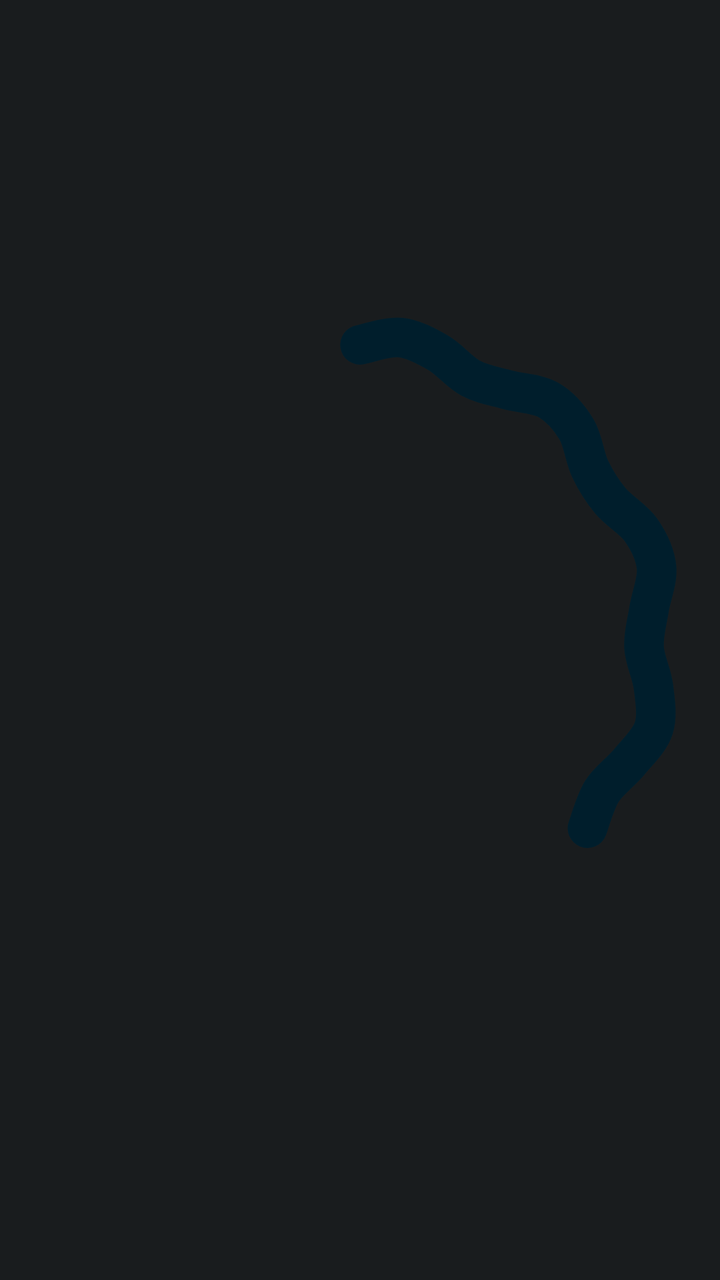
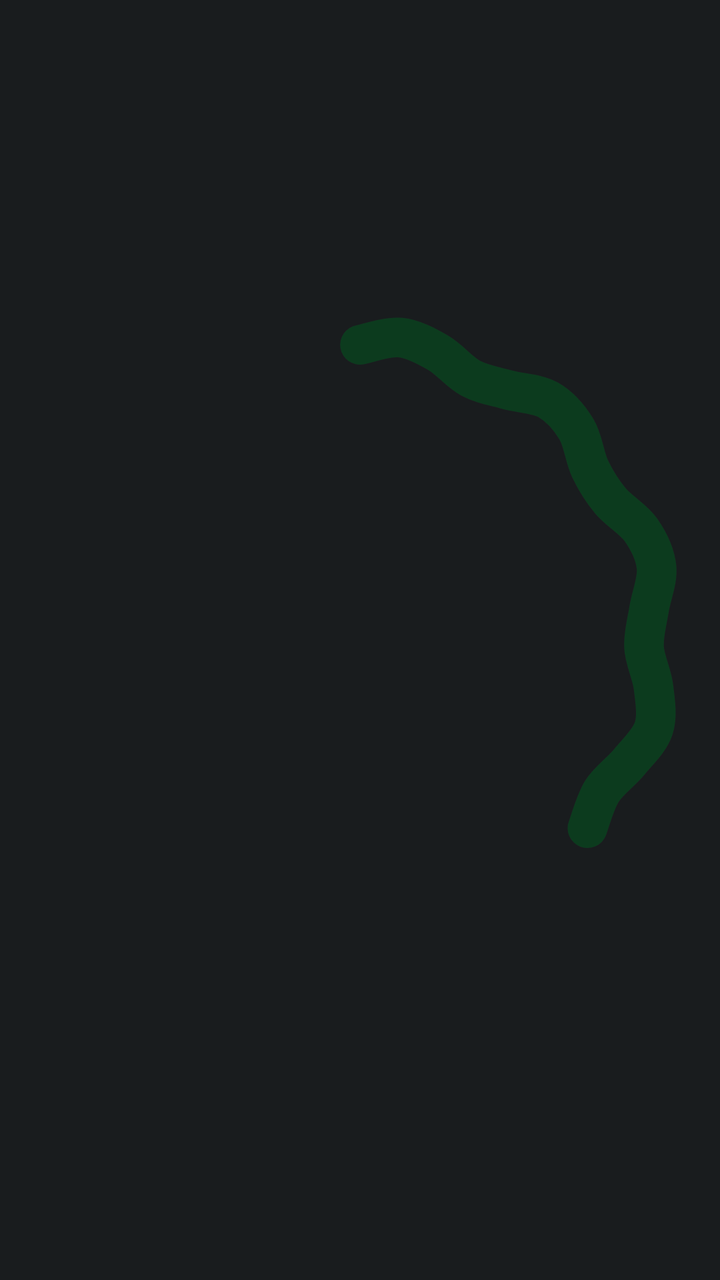

Before-and-after screenshots of an Android layout around one commit, followed by the original layout XML and the change that was made.
<!-- AndroidManifest.xml: application theme AppTheme -->
<!-- res/layout/wave_36.xml -->
<?xml version="1.0" encoding="utf-8"?>
<ProgressBar xmlns:android="http://schemas.android.com/apk/res/android"
    android:id="@+id/wave"
    android:layout_width="120dp"
    android:layout_height="120dp"
    android:layout_gravity="center"
    android:indeterminate="true"
    android:indeterminateBehavior="repeat"
    android:indeterminateDuration="1600"
    android:indeterminateDrawable="@drawable/charge_wave_36"
    android:indeterminateTint="@color/g_on_primary_c"
    android:indeterminateTintMode="src_in" />
<!-- resources referenced by this layout -->
<resources>
  <color name="g_on_primary_c">@android:color/system_accent1_900</color>
  <!-- drawable charge_wave_36: vector/xml drawable (drawable, 30267 chars, omitted) -->
  <style name="AppTheme" parent="@android:style/Theme.DeviceDefault.NoActionBar">
          <item name="android:windowBackground">@color/ui_bg</item>
          <item name="android:statusBarColor">@android:color/transparent</item>
          <item name="android:navigationBarColor">@android:color/transparent</item>
          <item name="android:windowLightStatusBar">false</item>
          <item name="android:windowLightNavigationBar">false</item>
      </style>
  <color name="ui_bg">@android:color/system_neutral1_900</color>
</resources>

<!-- the commit's change to res/layout/wave_36.xml (unified diff, before → after) -->
@@ -8,5 +8,5 @@
     android:indeterminateBehavior="repeat"
     android:indeterminateDuration="1600"
     android:indeterminateDrawable="@drawable/charge_wave_36"
-    android:indeterminateTint="@color/g_on_primary_c"
+    android:indeterminateTint="@color/g_on_charge"
     android:indeterminateTintMode="src_in" />
<!-- resource entries referenced after the edit -->
@@ -1,6 +1,6 @@
 <!-- resources referenced by this layout -->
 <resources>
-  <color name="g_on_primary_c">@android:color/system_accent1_900</color>
+  <color name="g_on_charge">#FF0C3B1E</color>
   <!-- drawable charge_wave_36: vector/xml drawable (drawable, 30267 chars, omitted) -->
   <style name="AppTheme" parent="@android:style/Theme.DeviceDefault.NoActionBar">
           <item name="android:windowBackground">@color/ui_bg</item>
